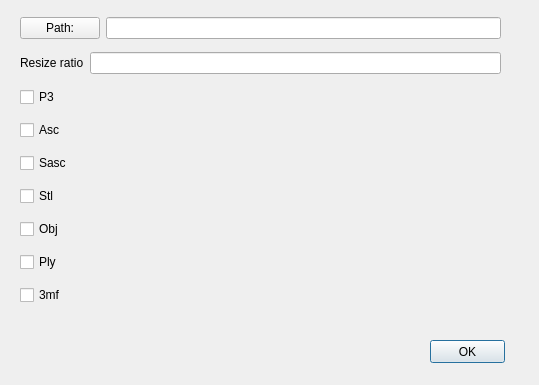
Old version of the form FixScan/save.ui in the repository Shining3D/sdk-demo-cpp-fix.
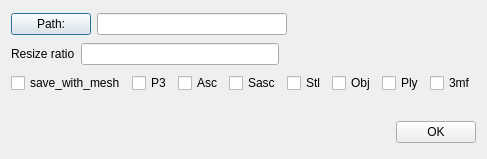
New version of the form.

```diff
--- a/FixScan/save.ui
+++ b/FixScan/save.ui
@@ -6,38 +6,16 @@
    <rect>
     <x>0</x>
     <y>0</y>
-    <width>539</width>
-    <height>385</height>
+    <width>462</width>
+    <height>159</height>
    </rect>
   </property>
   <property name="windowTitle">
    <string>Dialog</string>
   </property>
-  <widget class="QPushButton" name="pushButton">
-   <property name="geometry">
-    <rect>
-     <x>430</x>
-     <y>340</y>
-     <width>75</width>
-     <height>23</height>
-    </rect>
-   </property>
-   <property name="text">
-    <string>OK</string>
-   </property>
-  </widget>
-  <widget class="QWidget" name="layoutWidget">
-   <property name="geometry">
-    <rect>
-     <x>20</x>
-     <y>10</y>
-     <width>481</width>
-     <height>311</height>
-    </rect>
-   </property>
    <layout class="QVBoxLayout" name="verticalLayout">
     <item>
-     <layout class="QHBoxLayout" name="horizontalLayout_8">
+    <layout class="QHBoxLayout" name="horizontalLayout_3">
       <item>
        <widget class="QPushButton" name="pushButton_Path">
         <property name="text">
@@ -48,24 +26,80 @@
       <item>
        <widget class="QLineEdit" name="lineEdit_path"/>
       </item>
+     <item>
+      <spacer name="horizontalSpacer_4">
+       <property name="orientation">
+        <enum>Qt::Horizontal</enum>
+       </property>
+       <property name="sizeHint" stdset="0">
+        <size>
+         <width>40</width>
+         <height>20</height>
+        </size>
+       </property>
+      </spacer>
+     </item>
      </layout>
     </item>
     <item>
-     <layout class="QHBoxLayout" name="horizontalLayout_9">
+    <layout class="QHBoxLayout" name="horizontalLayout_4">
       <item>
        <widget class="QLabel" name="label_9">
+       <property name="maximumSize">
+        <size>
+         <width>16777215</width>
+         <height>20</height>
+        </size>
+       </property>
         <property name="text">
          <string>Resize ratio</string>
         </property>
        </widget>
       </item>
       <item>
-       <widget class="QLineEdit" name="lineEdit_resizeRatio"/>
+      <widget class="QLineEdit" name="lineEdit_resizeRatio">
+       <property name="text">
+        <string/>
+       </property>
+      </widget>
+     </item>
+     <item>
+      <spacer name="horizontalSpacer_5">
+       <property name="orientation">
+        <enum>Qt::Horizontal</enum>
+       </property>
+       <property name="sizeHint" stdset="0">
+        <size>
+         <width>40</width>
+         <height>20</height>
+        </size>
+       </property>
+      </spacer>
       </item>
      </layout>
     </item>
     <item>
-     <layout class="QHBoxLayout" name="horizontalLayout_7">
+    <layout class="QHBoxLayout" name="horizontalLayout">
+     <item>
+      <spacer name="horizontalSpacer">
+       <property name="orientation">
+        <enum>Qt::Horizontal</enum>
+       </property>
+       <property name="sizeHint" stdset="0">
+        <size>
+         <width>40</width>
+         <height>20</height>
+        </size>
+       </property>
+      </spacer>
+     </item>
+     <item>
+      <widget class="QCheckBox" name="checkBox__save_with_mesh">
+       <property name="text">
+        <string>save_with_mesh</string>
+       </property>
+      </widget>
+     </item>
       <item>
        <widget class="QCheckBox" name="checkBox_p3">
         <property name="text">
@@ -73,10 +107,6 @@
         </property>
        </widget>
       </item>
-     </layout>
-    </item>
-    <item>
-     <layout class="QHBoxLayout" name="horizontalLayout">
       <item>
        <widget class="QCheckBox" name="checkBox__Asc">
         <property name="text">
@@ -84,10 +114,6 @@
         </property>
        </widget>
       </item>
-     </layout>
-    </item>
-    <item>
-     <layout class="QHBoxLayout" name="horizontalLayout_6">
       <item>
        <widget class="QCheckBox" name="checkBox_Sasc">
         <property name="text">
@@ -95,10 +121,6 @@
         </property>
        </widget>
       </item>
-     </layout>
-    </item>
-    <item>
-     <layout class="QHBoxLayout" name="horizontalLayout_2">
       <item>
        <widget class="QCheckBox" name="checkBox_Stl">
         <property name="text">
@@ -106,10 +128,6 @@
         </property>
        </widget>
       </item>
-     </layout>
-    </item>
-    <item>
-     <layout class="QHBoxLayout" name="horizontalLayout_3">
       <item>
        <widget class="QCheckBox" name="checkBox_Obj">
         <property name="text">
@@ -117,10 +135,6 @@
         </property>
        </widget>
       </item>
-     </layout>
-    </item>
-    <item>
-     <layout class="QHBoxLayout" name="horizontalLayout_4">
       <item>
        <widget class="QCheckBox" name="checkBox_Ply">
         <property name="text">
@@ -128,10 +142,6 @@
         </property>
        </widget>
       </item>
-     </layout>
-    </item>
-    <item>
-     <layout class="QHBoxLayout" name="horizontalLayout_5">
       <item>
        <widget class="QCheckBox" name="checkBox__3mf">
         <property name="text">
@@ -141,8 +151,44 @@
       </item>
      </layout>
     </item>
-   </layout>
-  </widget>
+   <item>
+    <spacer name="horizontalSpacer_2">
+     <property name="orientation">
+      <enum>Qt::Horizontal</enum>
+     </property>
+     <property name="sizeHint" stdset="0">
+      <size>
+       <width>441</width>
+       <height>20</height>
+      </size>
+     </property>
+    </spacer>
+   </item>
+   <item>
+    <layout class="QHBoxLayout" name="horizontalLayout_2">
+     <item>
+      <spacer name="horizontalSpacer_3">
+       <property name="orientation">
+        <enum>Qt::Horizontal</enum>
+       </property>
+       <property name="sizeHint" stdset="0">
+        <size>
+         <width>40</width>
+         <height>20</height>
+        </size>
+       </property>
+      </spacer>
+     </item>
+     <item>
+      <widget class="QPushButton" name="pushButton">
+       <property name="text">
+        <string>OK</string>
+       </property>
+      </widget>
+     </item>
+    </layout>
+   </item>
+  </layout>
  </widget>
  <resources/>
  <connections/>
```
Lines whose indentation alone changed are shown as unchanged.
